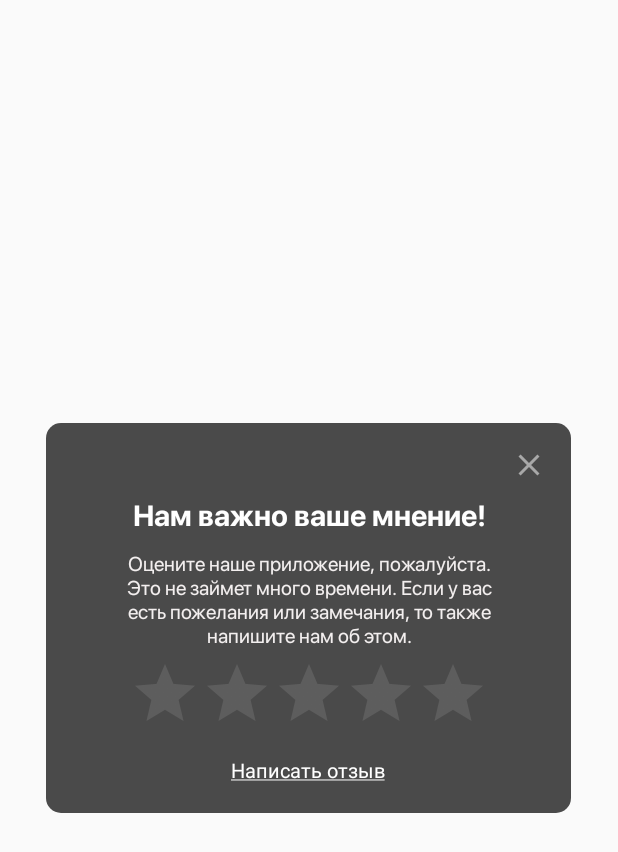
After one commit to Sane4ekaye/Zodiac, an Android app: the layout layout_opinion_dialog.xml on its own in the app's theme, with its tools: preview values and no code run, on a phone screen of 412 x 824 dp. The commit adds this screen. Shown: the top 852 px of the screen. Run offline under Robolectric (Android 15) with nearby library versions, the phone set to English and light mode, and no system bars; network calls fail.

Commit message:
фиксы в в фидбеке и сделал ебучий диалог

```diff
--- a/app/src/main/java/com/example/horoscopes/MainActivity.kt
+++ b/app/src/main/java/com/example/horoscopes/MainActivity.kt
@@ -1,23 +1,24 @@
 package com.example.horoscopes
 
 import android.annotation.SuppressLint
+import android.app.Dialog
 import android.content.Context
 import android.content.Intent
 import android.content.SharedPreferences
 import android.graphics.Color
+import android.graphics.drawable.ColorDrawable
 import androidx.appcompat.app.AppCompatActivity
 import android.os.Bundle
 import android.text.Html
-import android.view.Gravity
-import android.view.LayoutInflater
-import android.view.View
-import android.view.ViewParent
+import android.view.*
 import android.widget.*
+import androidx.appcompat.app.AlertDialog
 import androidx.core.view.GravityCompat
 import androidx.drawerlayout.widget.DrawerLayout
 import com.google.android.material.navigation.NavigationView
 import kotlinx.android.synthetic.main.activity_main.*
 import kotlinx.android.synthetic.main.layout_navigation_header.*
+import kotlinx.android.synthetic.main.layout_opinion_dialog.*
 import kotlinx.android.synthetic.main.layout_toast.*
 import org.jsoup.Jsoup
 import kotlin.concurrent.thread
@@ -34,7 +35,7 @@ class MainActivity : AppCompatActivity() {
     private var forecastMonth = ""
 
     var mToast: Toast? = null
-
+    var dialog: Dialog? = null
     var Setting: SharedPreferences? = null
     val APP_PREFERENCES: String = "horoscope"
     val APP_PREFERENCES_SELECTED_HOROSCOPE: String = "selectedHoroscope"
@@ -51,7 +52,7 @@ class MainActivity : AppCompatActivity() {
         var navigationView: NavigationView = findViewById(R.id.navigationView)
         navigationView.itemIconTintList = null
         //spinner.adapter = ArrayAdapter<String>(this@MainActivity, R.layout.layout_color_spinner, R.array.horoscope)
-
+        dialog= Dialog(this)
         Setting = getSharedPreferences(APP_PREFERENCES, Context.MODE_PRIVATE)
 
         zodiac = Setting!!.getString(APP_PREFERENCES_SELECTED_HOROSCOPE, "").toString()
@@ -478,17 +479,44 @@ class MainActivity : AppCompatActivity() {
     }
 
     fun feedback(view: View) {
+        drawerLayout.closeDrawer(GravityCompat.START)
         val intent = Intent(this@MainActivity, FeedBack::class.java)
         startActivity(intent)
     }
 
     fun like(view: View) {
-        var inflater: LayoutInflater = layoutInflater
-        var customToastLayout: View = inflater.inflate(R.layout.layout_toast, findViewById(R.id.root_layout))
+        drawerLayout.closeDrawer(GravityCompat.START)
+        openDialog()
 
-        mToast!!.duration = Toast.LENGTH_LONG
-        mToast!!.view = customToastLayout
-        mToast!!.show()
+//        var builder: AlertDialog.Builder = AlertDialog.Builder(this@MainActivity)
+//        var viewGroup: ViewGroup = findViewById(android.R.id.content)
+//        var dialogView: View = LayoutInflater.from(view.context).inflate(R.layout.layout_opinion_dialog, viewGroup, false)
+//        builder.setView(dialogView)
+//        var alertDialog: AlertDialog = builder.create()
+//        alertDialog.show()
+
+//        var inflater: LayoutInflater = layoutInflater
+//        var customToastLayout: View = inflater.inflate(R.layout.layout_toast, findViewById(R.id.root_layout))
+//
+//        mToast!!.duration = Toast.LENGTH_LONG
+//        mToast!!.view = customToastLayout
+//        mToast!!.show()
+    }
+
+    fun openDialog(){
+        dialog?.setContentView(R.layout.layout_opinion_dialog)
+        dialog?.window?.setBackgroundDrawable(ColorDrawable(android.graphics.Color.TRANSPARENT))
+        dialog?.show()
+    }
+
+    fun close(view: View) {
+        dialog?.hide()
+    }
+
+    fun openOpinion(view: View) {
+        dialog?.hide()
+        val intent = Intent(this@MainActivity, FeedBack::class.java)
+        startActivity(intent)
     }
 
 
--- a/app/src/main/res/drawable/ic_baseline_close_24.xml
+++ b/app/src/main/res/drawable/ic_baseline_close_24.xml
@@ -1,4 +1,4 @@
-<vector android:height="24dp" android:tint="#4E6D94"
+<vector android:height="24dp" android:tint="#A8A8A8"
     android:viewportHeight="24" android:viewportWidth="24"
     android:width="24dp" xmlns:android="http://schemas.android.com/apk/res/android">
     <path android:fillColor="@android:color/white" android:pathData="M19,6.41L17.59,5 12,10.59 6.41,5 5,6.41 10.59,12 5,17.59 6.41,19 12,13.41 17.59,19 19,17.59 13.41,12z"/>
--- a/app/src/main/res/layout/activity_feed_back.xml
+++ b/app/src/main/res/layout/activity_feed_back.xml
@@ -13,7 +13,6 @@
         android:layout_gravity="right"
         android:layout_marginTop="16dp"
         android:layout_marginEnd="16dp"
-        android:onClick="openMenu"
         app:layout_constraintEnd_toEndOf="parent"
         app:layout_constraintTop_toTopOf="parent"
         app:srcCompat="@drawable/ic_menu_black" />
--- /dev/null
+++ b/app/src/main/res/layout/layout_opinion_dialog.xml
@@ -0,0 +1,76 @@
+<?xml version="1.0" encoding="utf-8"?>
+<androidx.constraintlayout.widget.ConstraintLayout xmlns:android="http://schemas.android.com/apk/res/android"
+    xmlns:app="http://schemas.android.com/apk/res-auto"
+    xmlns:tools="http://schemas.android.com/tools"
+    android:layout_width="350dp"
+    android:layout_height="260dp"
+    android:layout_gravity="center"
+    android:background="@drawable/dialog_toast"
+    android:orientation="vertical">
+
+    <ImageView
+        android:id="@+id/buttonCloseDialog"
+        android:layout_width="wrap_content"
+        android:layout_height="wrap_content"
+        android:layout_marginTop="16dp"
+        android:layout_marginEnd="16dp"
+        android:onClick="close"
+        app:layout_constraintEnd_toEndOf="parent"
+        app:layout_constraintTop_toTopOf="parent"
+        app:srcCompat="@drawable/ic_baseline_close_24" />
+
+    <TextView
+        android:id="@+id/dialogTextHeader"
+        android:layout_width="wrap_content"
+        android:layout_height="wrap_content"
+        android:layout_marginTop="48dp"
+        android:fontFamily="@font/sfprodisplay_bold"
+        android:text="Нам важно ваше мнение!"
+        android:textColor="#FFFFFF"
+        android:textSize="19sp"
+        app:layout_constraintEnd_toEndOf="parent"
+        app:layout_constraintHorizontal_bias="0.504"
+        app:layout_constraintStart_toStartOf="parent"
+        app:layout_constraintTop_toTopOf="parent" />
+
+    <TextView
+        android:id="@+id/dialogTextHeader2"
+        android:layout_width="272dp"
+        android:layout_height="67dp"
+        android:layout_marginTop="10dp"
+        android:fontFamily="@font/sfprodisplay_regular"
+        android:text="Оцените наше приложение, пожалуйста. Это не займет много времени. Если у вас есть пожелания или замечания, то также напишите нам об этом."
+        android:textAlignment="center"
+        android:textColor="#F3EFEF"
+        android:textSize="13.5sp"
+        app:layout_constraintEnd_toEndOf="@+id/dialogTextHeader"
+        app:layout_constraintHorizontal_bias="0.512"
+        app:layout_constraintStart_toStartOf="@+id/dialogTextHeader"
+        app:layout_constraintTop_toBottomOf="@+id/dialogTextHeader" />
+
+    <RatingBar
+        android:id="@+id/ratingBar"
+        android:layout_width="wrap_content"
+        android:layout_height="wrap_content"
+        android:layout_marginTop="5dp"
+        android:theme="@style/ratingbar"
+        app:layout_constraintEnd_toEndOf="@+id/dialogTextHeader2"
+        app:layout_constraintStart_toStartOf="@+id/dialogTextHeader2"
+        app:layout_constraintTop_toBottomOf="@+id/dialogTextHeader2" />
+
+    <TextView
+        android:id="@+id/textView4"
+        android:layout_width="wrap_content"
+        android:layout_height="wrap_content"
+        android:layout_marginTop="8dp"
+        android:alpha="80"
+        android:onClick="openOpinion"
+        android:text="@string/text_feedback"
+        android:textColor="#FFFFFF"
+        android:textSize="13.5sp"
+        app:layout_constraintEnd_toEndOf="@+id/ratingBar"
+        app:layout_constraintHorizontal_bias="0.496"
+        app:layout_constraintStart_toStartOf="@+id/ratingBar"
+        app:layout_constraintTop_toBottomOf="@+id/ratingBar" />
+
+</androidx.constraintlayout.widget.ConstraintLayout>
--- a/app/src/main/res/values/strings.xml
+++ b/app/src/main/res/values/strings.xml
@@ -1,3 +1,4 @@
 <resources>
     <string name="app_name">Гороскоп</string>
+    <string name="text_feedback"><u>Написать отзыв</u></string>
 </resources>
--- a/app/src/main/res/values/themes.xml
+++ b/app/src/main/res/values/themes.xml
@@ -22,4 +22,10 @@
     <style name="AppBarOverlay" parent="ThemeOverlay.AppCompat.Dark.ActionBar" />
 
     <style name="PopupOverlay" parent="ThemeOverlay.AppCompat.Light" />
+
+    <style name="ratingbar" parent="Theme.AppCompat">
+        <item name="colorControlNormal">#898989</item>
+        <item name="colorControlActivated">#FBCF09</item>
+    </style>
+
 </resources>
```
